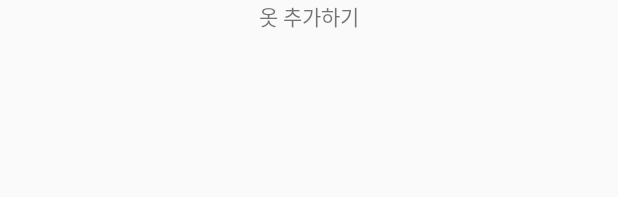
After one commit to ljiho222/MyCloset, an Android app: the layout activity_add_new.xml on its own in the app's theme, with its tools: preview values and no code run, on a phone screen of 412 x 824 dp. The commit adds this screen. Shown: the top 197 px of the screen. Run offline under Robolectric (Android 15) with nearby library versions, the phone set to English and light mode, and no system bars.

Commit message:
add_new 새로운 옷 추가 액티비티

```diff
--- a/app/src/main/AndroidManifest.xml
+++ b/app/src/main/AndroidManifest.xml
@@ -15,11 +15,12 @@
         android:roundIcon="@mipmap/ic_launcher_round"
         android:supportsRtl="true"
         android:theme="@style/AppTheme">
-        <activity android:name=".Add" />
+        <activity android:name=".Add_Closet" />
         <activity android:name=".Style" />
         <activity android:name=".Search" />
         <activity android:name=".Closet" />
         <activity android:name=".ClosetMain"/>
+        <activity android:name=".Add_New"/>
         <activity android:name=".MainActivity">
             <intent-filter>
                 <action android:name="android.intent.action.MAIN" />
--- a/app/src/main/java/com/example/my_closet/Add.java
+++ b/app/src/main/java/com/example/my_closet/Add_Closet.java
@@ -15,7 +15,7 @@ import com.google.firebase.database.ValueEventListener;
 
 import java.util.ArrayList;
 
-public class Add extends AppCompatActivity {
+public class Add_Closet extends AppCompatActivity {
 
     private RecyclerView recyclerView;
     private RecyclerView.Adapter adapter;
@@ -27,7 +27,7 @@ public class Add extends AppCompatActivity {
     @Override
     protected void onCreate(Bundle savedInstanceState) {
         super.onCreate(savedInstanceState);
-        setContentView(R.layout.activity_add);
+        setContentView(R.layout.activity_add_closet);
 
         recyclerView = findViewById(R.id.recyclerView);//아이디 연결
         recyclerView.setHasFixedSize(true);//성능 강화
--- a/app/src/main/java/com/example/my_closet/ClosetMain.java
+++ b/app/src/main/java/com/example/my_closet/ClosetMain.java
@@ -31,7 +31,7 @@ public class ClosetMain extends AppCompatActivity {
         btn_add.setOnClickListener(new View.OnClickListener() {
             @Override
             public void onClick(View v) {
-                Intent intent = new Intent(ClosetMain.this, Add.class);
+                Intent intent = new Intent(ClosetMain.this, Add_Closet.class);
                 startActivity(intent); // 옷장 추가 인텐트
             }
         });
--- /dev/null
+++ b/app/src/main/res/layout/activity_add_new.xml
@@ -0,0 +1,12 @@
+<?xml version="1.0" encoding="utf-8"?>
+<LinearLayout xmlns:android="http://schemas.android.com/apk/res/android"
+    android:layout_width="match_parent"
+    android:layout_height="match_parent"
+    android:orientation="vertical">
+    <TextView
+        android:layout_width="wrap_content"
+        android:layout_height="wrap_content"
+        android:text="옷 추가하기"
+        android:layout_gravity="center"/>
+
+</LinearLayout>
```
Also changed, not shown: app/src/main/java/com/example/my_closet/Add_New.java (added, +14 -0 lines), app/src/main/java/com/example/my_closet/Closet.java (+32 -1 lines), app/src/main/res/layout/activity_closet.xml (+31 -5 lines), app/src/main/res/drawable/more.png (added), app/src/main/res/layout/activity_add_closet.xml (renamed from app/src/main/res/layout/activity_add.xml).
